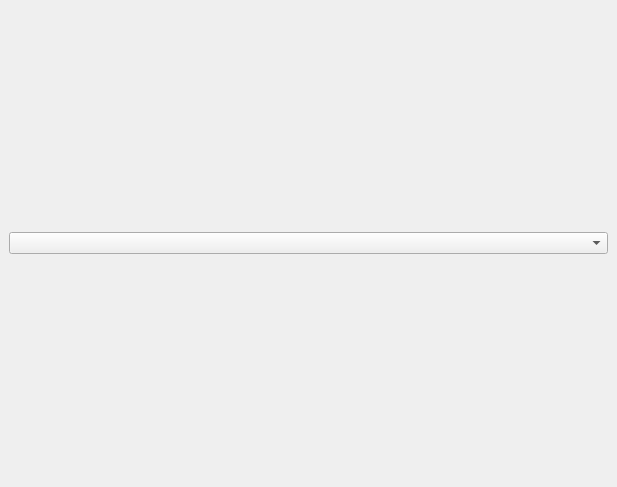
Qt form ui/mainwindow.ui (AlexandrAlexeev7119/NvCtrl-linux) before a commit.
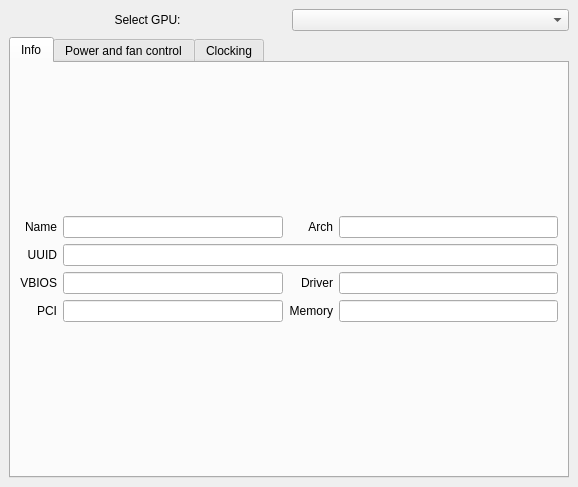
The same form after that commit.

Commit message: add static info; some fixes

```diff
--- a/ui/mainwindow.ui
+++ b/ui/mainwindow.ui
@@ -6,7 +6,7 @@
    <rect>
     <x>0</x>
     <y>0</y>
-    <width>617</width>
+    <width>578</width>
     <height>487</height>
    </rect>
   </property>
@@ -15,9 +15,197 @@
   </property>
   <widget class="QWidget" name="centralwidget">
    <layout class="QGridLayout" name="gridLayout_2">
-    <item row="0" column="0">
+    <item row="0" column="1">
      <widget class="QComboBox" name="comboBox_select_GPU"/>
     </item>
+    <item row="0" column="0">
+     <widget class="QLabel" name="label_select_GPU">
+      <property name="text">
+       <string>Select GPU:</string>
+      </property>
+      <property name="alignment">
+       <set>Qt::AlignCenter</set>
+      </property>
+     </widget>
+    </item>
+    <item row="1" column="0" colspan="2">
+     <widget class="QTabWidget" name="tabWidget">
+      <property name="currentIndex">
+       <number>0</number>
+      </property>
+      <widget class="QWidget" name="tab_info">
+       <attribute name="title">
+        <string>Info</string>
+       </attribute>
+       <layout class="QGridLayout" name="gridLayout_4">
+        <item row="0" column="0">
+         <layout class="QGridLayout" name="gridLayout_3">
+          <item row="2" column="0">
+           <widget class="QLabel" name="label_GPU_VBIOS_ver">
+            <property name="text">
+             <string>VBIOS</string>
+            </property>
+            <property name="alignment">
+             <set>Qt::AlignRight|Qt::AlignTrailing|Qt::AlignVCenter</set>
+            </property>
+           </widget>
+          </item>
+          <item row="0" column="2">
+           <widget class="QLabel" name="label_GPU_arch">
+            <property name="text">
+             <string>Arch</string>
+            </property>
+            <property name="alignment">
+             <set>Qt::AlignRight|Qt::AlignTrailing|Qt::AlignVCenter</set>
+            </property>
+           </widget>
+          </item>
+          <item row="1" column="0">
+           <widget class="QLabel" name="label_GPU_uuid">
+            <property name="text">
+             <string>UUID</string>
+            </property>
+            <property name="alignment">
+             <set>Qt::AlignRight|Qt::AlignTrailing|Qt::AlignVCenter</set>
+            </property>
+           </widget>
+          </item>
+          <item row="2" column="1">
+           <widget class="QLineEdit" name="lineEdit_GPU_VBIOS_ver">
+            <property name="alignment">
+             <set>Qt::AlignCenter</set>
+            </property>
+            <property name="readOnly">
+             <bool>true</bool>
+            </property>
+           </widget>
+          </item>
+          <item row="0" column="3">
+           <widget class="QLineEdit" name="lineEdit_GPU_arch">
+            <property name="alignment">
+             <set>Qt::AlignCenter</set>
+            </property>
+            <property name="readOnly">
+             <bool>true</bool>
+            </property>
+           </widget>
+          </item>
+          <item row="0" column="1">
+           <widget class="QLineEdit" name="lineEdit_GPU_name">
+            <property name="alignment">
+             <set>Qt::AlignCenter</set>
+            </property>
+            <property name="readOnly">
+             <bool>true</bool>
+            </property>
+           </widget>
+          </item>
+          <item row="0" column="0">
+           <widget class="QLabel" name="label_GPU_name">
+            <property name="text">
+             <string>Name</string>
+            </property>
+            <property name="alignment">
+             <set>Qt::AlignRight|Qt::AlignTrailing|Qt::AlignVCenter</set>
+            </property>
+           </widget>
+          </item>
+          <item row="2" column="3">
+           <widget class="QLineEdit" name="lineEdit_GPU_driver_ver">
+            <property name="alignment">
+             <set>Qt::AlignCenter</set>
+            </property>
+            <property name="readOnly">
+             <bool>true</bool>
+            </property>
+           </widget>
+          </item>
+          <item row="2" column="2">
+           <widget class="QLabel" name="label_GPU_driver_ver">
+            <property name="text">
+             <string>Driver</string>
+            </property>
+            <property name="alignment">
+             <set>Qt::AlignRight|Qt::AlignTrailing|Qt::AlignVCenter</set>
+            </property>
+           </widget>
+          </item>
+          <item row="1" column="1" colspan="3">
+           <widget class="QLineEdit" name="lineEdit_GPU_uuid">
+            <property name="alignment">
+             <set>Qt::AlignCenter</set>
+            </property>
+            <property name="readOnly">
+             <bool>true</bool>
+            </property>
+           </widget>
+          </item>
+          <item row="3" column="0">
+           <widget class="QLabel" name="label_GPU_pci">
+            <property name="text">
+             <string>PCI</string>
+            </property>
+            <property name="alignment">
+             <set>Qt::AlignRight|Qt::AlignTrailing|Qt::AlignVCenter</set>
+            </property>
+           </widget>
+          </item>
+          <item row="3" column="1">
+           <widget class="QLineEdit" name="lineEdit_GPU_pci">
+            <property name="alignment">
+             <set>Qt::AlignCenter</set>
+            </property>
+            <property name="readOnly">
+             <bool>true</bool>
+            </property>
+           </widget>
+          </item>
+          <item row="3" column="3">
+           <widget class="QLineEdit" name="lineEdit_GPU_total_mem">
+            <property name="alignment">
+             <set>Qt::AlignCenter</set>
+            </property>
+            <property name="readOnly">
+             <bool>true</bool>
+            </property>
+           </widget>
+          </item>
+          <item row="3" column="2">
+           <widget class="QLabel" name="label_GPU_total_mem">
+            <property name="text">
+             <string>Memory</string>
+            </property>
+            <property name="alignment">
+             <set>Qt::AlignRight|Qt::AlignTrailing|Qt::AlignVCenter</set>
+            </property>
+           </widget>
+          </item>
+         </layout>
+        </item>
+       </layout>
+      </widget>
+      <widget class="QWidget" name="tab_pover_and_fan_control">
+       <attribute name="title">
+        <string>Power and fan control</string>
+       </attribute>
+       <layout class="QGridLayout" name="gridLayout_7">
+        <item row="0" column="0">
+         <layout class="QGridLayout" name="gridLayout_6"/>
+        </item>
+       </layout>
+      </widget>
+      <widget class="QWidget" name="tab_clocking">
+       <attribute name="title">
+        <string>Clocking</string>
+       </attribute>
+       <layout class="QGridLayout" name="gridLayout_9">
+        <item row="0" column="0">
+         <layout class="QGridLayout" name="gridLayout_8"/>
+        </item>
+       </layout>
+      </widget>
+     </widget>
+    </item>
    </layout>
   </widget>
  </widget>
```
The commit also changes 5 other files.
